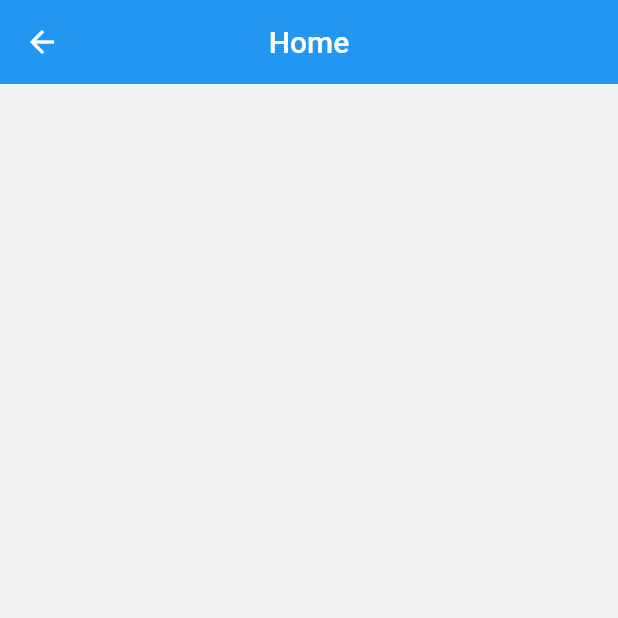
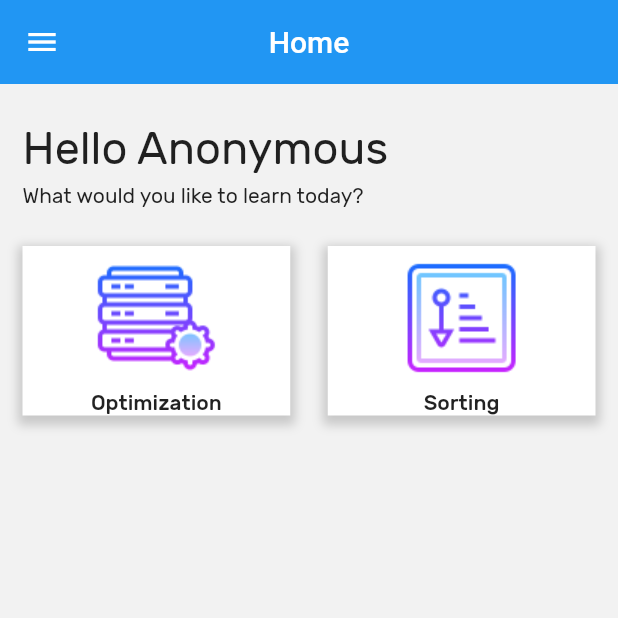
Before and after one commit to Photronium/Math-Solver-App, a Flutter app: the HomePage screen opened directly, on a phone screen of 412 x 824 dp, the top half of it. Run offline on Flutter 3.47's test engine with Material 2 defaults, Android fonts, the phone set to English and light mode, and no system bars; our stand-ins replace cloud_firestore; missing offline and left inert: dart:ffi; accounts and stored records are empty; project files that could hold a hidden picture were left out.

Commit message:
add homepage

```diff
--- a/lib/main.dart
+++ b/lib/main.dart
@@ -1,6 +1,6 @@
 import 'package:flutter/material.dart';
 import 'package:flutter/services.dart';
-import 'screen/problem_solving/ps_1_method.dart';
+import 'screen/homepage.dart';
 
 const backgroundMainColor = Color(0xFFF2F2F2);
 const appBarColor = Color(0xFF46CB18);
@@ -29,7 +29,7 @@ class NumberCrunching extends StatelessWidget {
         appBarTheme: Theme.of(context).appBarTheme.copyWith(
             elevation: 0.0, iconTheme: IconThemeData(color: Colors.white)),
       ),
-      home: ProblemSolvingPage(),
+      home: HomePage(),
     );
   }
 }
--- a/lib/screen/drawer.dart
+++ b/lib/screen/drawer.dart
@@ -23,11 +23,11 @@ class DrawTab extends StatelessWidget {
               children: <Widget>[
                 CircleAvatar(
                   radius: 30.0,
-                  backgroundImage: AssetImage('assets/images/mycard.jpg'),
+                  backgroundImage: AssetImage('assets/images/mycard.png'),
                 ),
                 SizedBox(height: 10.0),
                 Text(
-                  "Nguyễn Hoàng Dũng",
+                  "Anonymous",
                   style: TextStyle(
                     color: Colors.white,
                     fontSize: 18,
@@ -36,8 +36,9 @@ class DrawTab extends StatelessWidget {
                 Text(
                   'Amateur Level',
                   style: TextStyle(
+                    fontFamily: 'Montserrat',
                     color: Colors.white,
-                    fontSize: 15,
+                    fontSize: 12,
                   ),
                 ),
               ],
--- a/lib/screen/homepage.dart
+++ b/lib/screen/homepage.dart
@@ -1,5 +1,50 @@
+import 'package:flutter/cupertino.dart';
 import 'package:flutter/material.dart';
-import 'package:flutter/cupertino.dart';
+
+import 'drawer.dart';
+import 'learning_material/learning_material.dart';
+
+class DashOption extends StatelessWidget {
+  String image;
+  String title;
+  Widget next;
+
+  DashOption({this.image, this.title, this.next});
+
+  @override
+  Widget build(BuildContext context) {
+    return Expanded(
+      child: Container(
+        margin: const EdgeInsets.all(5.0),
+        decoration: BoxDecoration(
+          color: Colors.white,
+//        borderRadius: BorderRadius.only(
+//            topLeft: Radius.circular(10),
+//            topRight: Radius.circular(10),
+//            bottomLeft: Radius.circular(10),
+//            bottomRight: Radius.circular(10)),
+          boxShadow: [
+            BoxShadow(
+              color: Colors.grey.withOpacity(0.5),
+              spreadRadius: 3,
+              blurRadius: 5,
+              offset: Offset(0, 3), // changes position of shadow
+            ),
+          ],
+        ),
+        child: FlatButton(
+          onPressed: () {
+            Navigator.push(
+                context, new MaterialPageRoute(builder: (context) => next));
+          },
+          child: Column(
+            children: [Image(image: AssetImage(image)), Text(title)],
+          ),
+        ),
+      ),
+    );
+  }
+}
 
 class HomePage extends StatefulWidget {
   @override
@@ -15,6 +60,57 @@ class _HomePageState extends State<HomePage> {
         title: Text("Home"),
         centerTitle: true,
       ),
+      drawer: DrawTab(),
+      body: Padding(
+        padding: const EdgeInsets.fromLTRB(10.0, 25.0, 10.0, 10.0),
+        child: Column(
+          children: [
+            Padding(
+              padding: const EdgeInsets.only(bottom: 20.0, left: 5.0),
+              child: Column(
+                children: [
+                  Align(
+                      alignment: Alignment.centerLeft,
+                      child: Text("Hello Anonymous",
+                          style: TextStyle(fontSize: 30.0))),
+                  SizedBox(height: 5.0),
+                  Align(
+                    alignment: Alignment.centerLeft,
+                    child: Text("What would you like to learn today?"),
+                  ),
+                ],
+              ),
+            ),
+            Row(
+              children: [
+                DashOption(
+                  image: 'assets/images/optimization-icon.png',
+                  title: 'Optimization',
+                  next: LearningMaterialPage(),
+                ),
+                SizedBox(width: 15.0),
+                DashOption(
+                  image: 'assets/images/sorting-icon.png',
+                  title: 'Sorting',
+                  next: LearningMaterialPage(),
+                ),
+              ],
+            ),
+            Row(
+              children: [
+                Expanded(child: Container()),
+                Expanded(child: Container())
+              ],
+            ),
+            Row(
+              children: [
+                Expanded(child: Container()),
+                Expanded(child: Container())
+              ],
+            )
+          ],
+        ),
+      ),
     );
   }
 }
```
Also changed, not shown: assets/images/mycard.png (added), assets/images/optimization-icon.png (added), assets/images/sorting-icon.png (added).
